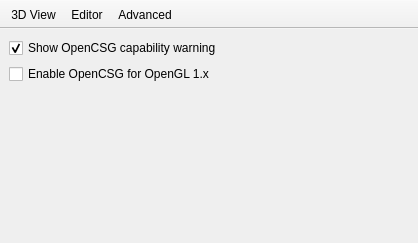
Before: the Qt Designer form src/Preferences.ui in openscad/openscad, drawn with Qt 5.
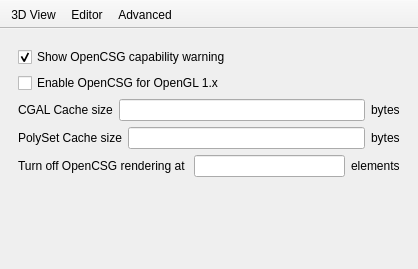
After: the same form once the commit is applied. Icons and pictures are not drawn.

Commit message: Added GUI for cache size adjustment

```diff
--- a/src/Preferences.ui
+++ b/src/Preferences.ui
@@ -7,7 +7,7 @@
     <x>0</x>
     <y>0</y>
     <width>418</width>
-    <height>243</height>
+    <height>269</height>
    </rect>
   </property>
   <property name="windowTitle">
@@ -175,11 +175,6 @@
       </widget>
       <widget class="QWidget" name="pageAdvanced">
        <layout class="QVBoxLayout" name="verticalLayout_3">
-        <property name="margin">
-         <number>0</number>
-        </property>
-        <item>
-         <layout class="QVBoxLayout" name="verticalLayout_6">
           <item>
            <widget class="QCheckBox" name="openCSGWarningBox">
             <property name="text">
@@ -197,6 +192,69 @@
             </property>
            </widget>
           </item>
+        <item>
+         <layout class="QHBoxLayout" name="horizontalLayout_2">
+          <item>
+           <widget class="QLabel" name="label_4">
+            <property name="text">
+             <string>CGAL Cache size</string>
+            </property>
+           </widget>
+          </item>
+          <item>
+           <widget class="QLineEdit" name="cgalCacheSizeEdit"/>
+          </item>
+          <item>
+           <widget class="QLabel" name="label_2">
+            <property name="text">
+             <string>bytes</string>
+            </property>
+           </widget>
+          </item>
+         </layout>
+        </item>
+        <item>
+         <layout class="QHBoxLayout" name="horizontalLayout_3">
+          <item>
+           <widget class="QLabel" name="label_5">
+            <property name="text">
+             <string>PolySet Cache size</string>
+            </property>
+           </widget>
+          </item>
+          <item>
+           <widget class="QLineEdit" name="polysetCacheSizeEdit"/>
+          </item>
+          <item>
+           <widget class="QLabel" name="label_6">
+            <property name="text">
+             <string>bytes</string>
+            </property>
+           </widget>
+          </item>
+         </layout>
+        </item>
+        <item>
+         <layout class="QHBoxLayout" name="horizontalLayout_4">
+          <item>
+           <widget class="QLabel" name="label_7">
+            <property name="text">
+             <string>Turn off OpenCSG rendering at </string>
+            </property>
+           </widget>
+          </item>
+          <item>
+           <widget class="QLineEdit" name="opencsgLimitEdit"/>
+          </item>
+          <item>
+           <widget class="QLabel" name="label_8">
+            <property name="text">
+             <string>elements</string>
+            </property>
+           </widget>
+          </item>
+         </layout>
+        </item>
           <item>
            <spacer name="verticalSpacer_2">
             <property name="orientation">
@@ -205,12 +263,10 @@
             <property name="sizeHint" stdset="0">
              <size>
               <width>20</width>
-              <height>40</height>
+            <height>11</height>
              </size>
             </property>
            </spacer>
-          </item>
-         </layout>
         </item>
        </layout>
       </widget>
```
Lines whose indentation alone changed are shown as unchanged. The commit also changes 3 other files.
